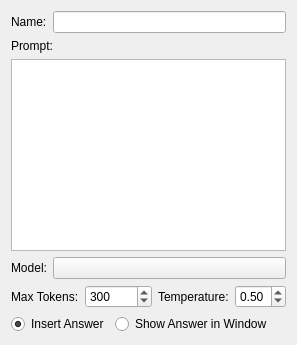
Above: taskwidget.ui from avin/desktop-llm-helper before the change. Below: the same form after it.
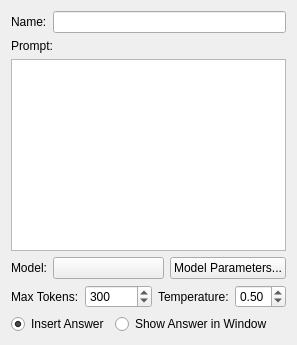
That is the form after the change. Custom widgets are drawn as their Qt base class.

Commit message: Add configurable model parameters and task overrides

Patch:
```diff
--- a/taskwidget.ui
+++ b/taskwidget.ui
@@ -49,6 +49,16 @@
        </property>
       </widget>
      </item>
+     <item>
+      <widget class="QPushButton" name="pushButtonModelParameters">
+       <property name="text">
+        <string>Model Parameters...</string>
+       </property>
+       <property name="toolTip">
+        <string>With the default model, unset parameters are inherited from General Settings.</string>
+       </property>
+      </widget>
+     </item>
     </layout>
    </item>
    <item>
```
The commit also changes 10 other files.
